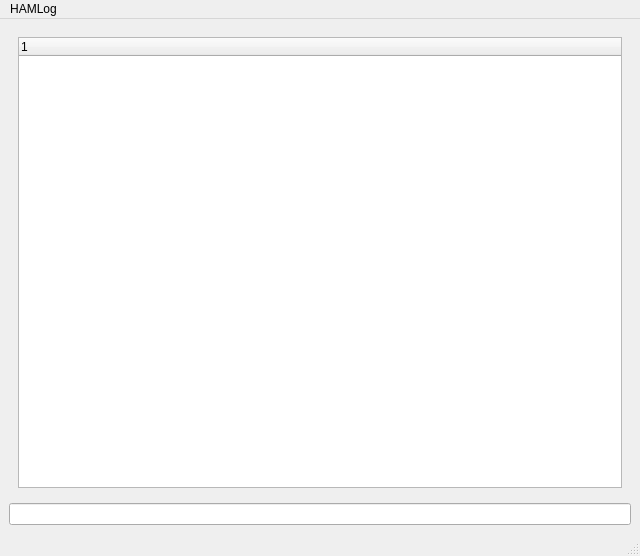
Qt form ui/qt/mainwindow.ui (jankaluza/hamlog) before a commit.
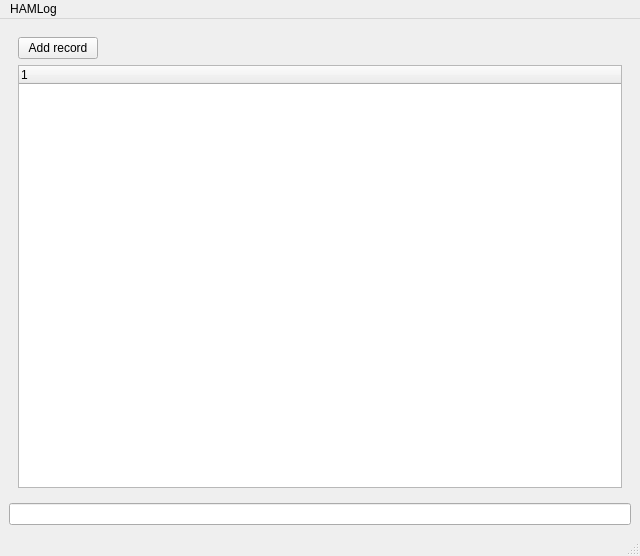
The same form after that commit. The open tabs and pages were chosen to show the change.

The edit to the form file:
```diff
--- a/ui/qt/mainwindow.ui
+++ b/ui/qt/mainwindow.ui
@@ -174,8 +174,34 @@
       </widget>
       <widget class="QWidget" name="page_2">
        <layout class="QGridLayout" name="gridLayout_4">
+        <item row="1" column="0" colspan="2">
+         <widget class="QTreeWidget" name="logbook">
+          <column>
+           <property name="text">
+            <string notr="true">1</string>
+           </property>
+          </column>
+         </widget>
+        </item>
         <item row="0" column="0">
-         <widget class="QTreeWidget" name="logbook"/>
+         <widget class="QPushButton" name="addRecord">
+          <property name="text">
+           <string>Add record</string>
+          </property>
+         </widget>
+        </item>
+        <item row="0" column="1">
+         <spacer name="horizontalSpacer_3">
+          <property name="orientation">
+           <enum>Qt::Horizontal</enum>
+          </property>
+          <property name="sizeHint" stdset="0">
+           <size>
+            <width>40</width>
+            <height>20</height>
+           </size>
+          </property>
+         </spacer>
         </item>
        </layout>
       </widget>
```
Left out of the diff: 2 changed lines with no effect on the pictures.
